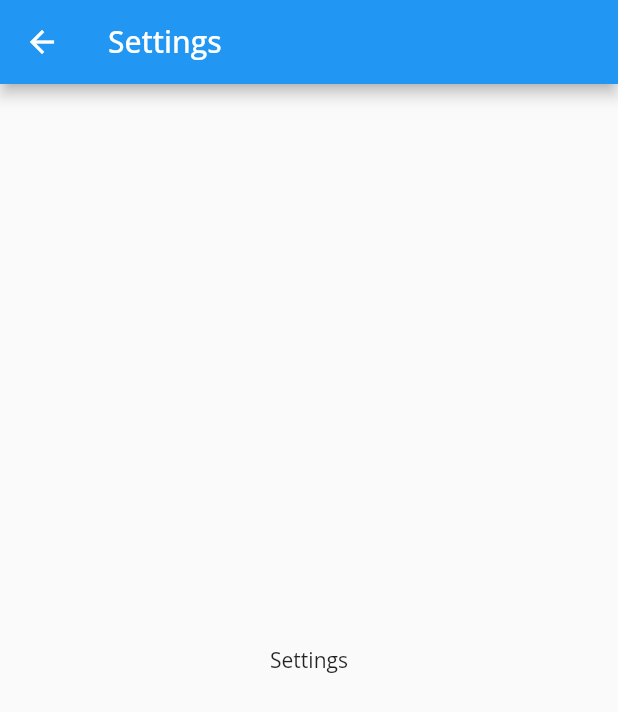
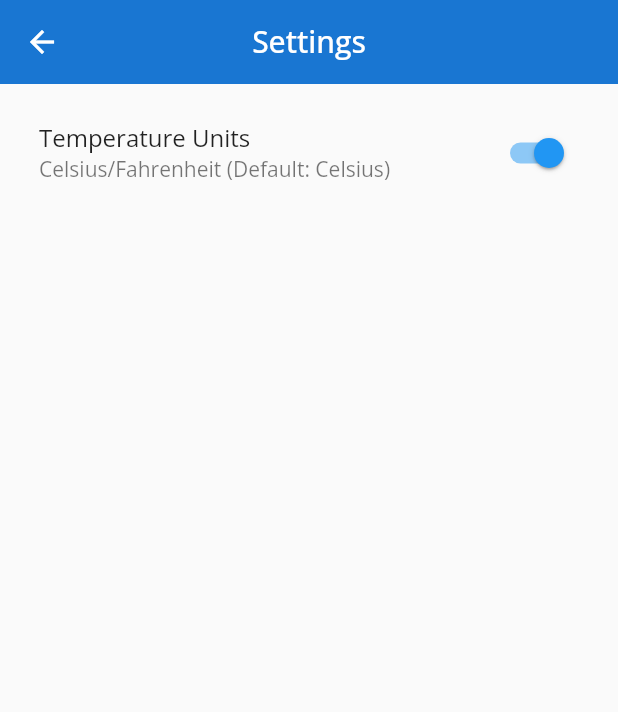
Before and after one commit to sarav-daya/weather-provider, a Flutter app: the SettingsPage screen opened directly, on a phone screen of 412 x 824 dp. Shown: the top 712 px of the screen. Run offline on Flutter 3.47's test engine with Material 2 defaults, Android fonts, the light colour scheme and no system bars; our stand-ins replace equatable, google_fonts.

Commit message:
settings page and theme appearance changed..

```diff
--- a/lib/main.dart
+++ b/lib/main.dart
@@ -3,6 +3,7 @@
 import 'package:google_fonts/google_fonts.dart';
 import 'package:provider/provider.dart';
 import 'package:weather_provider/pages/home_page.dart';
+import 'package:weather_provider/providers/temp_settings_provider.dart';
 import 'package:weather_provider/providers/weather_provider.dart';
 import 'package:weather_provider/repositories/weather_repository.dart';
 import 'package:weather_provider/services/weather_api_services.dart';
@@ -34,6 +35,9 @@
             weatherRepository: context.read<WeatherRepository>(),
           ),
         ),
+        ChangeNotifierProvider<TempSettingsProvider>(
+          create: (context) => TempSettingsProvider(),
+        ),
       ],
       child: MaterialApp(
         title: 'Weather App',
--- a/lib/pages/search_page.dart
+++ b/lib/pages/search_page.dart
@@ -30,6 +30,9 @@
     return Scaffold(
       appBar: AppBar(
         title: Text('Search'),
+        elevation: 0,
+        backgroundColor: Colors.blue.shade700,
+        centerTitle: true,
       ),
       body: Form(
         key: _formKey,
--- a/lib/pages/settings_page.dart
+++ b/lib/pages/settings_page.dart
@@ -1,21 +1,34 @@
 import 'package:flutter/material.dart';
+import 'package:provider/src/provider.dart';
+import 'package:weather_provider/providers/temp_settings_provider.dart';
 
-class SettingsPage extends StatefulWidget {
+class SettingsPage extends StatelessWidget {
   const SettingsPage({Key? key}) : super(key: key);
 
-  @override
-  _SettingsPageState createState() => _SettingsPageState();
-}
-
-class _SettingsPageState extends State<SettingsPage> {
-  @override
   Widget build(BuildContext context) {
     return Scaffold(
       appBar: AppBar(
         title: Text('Settings'),
+        centerTitle: true,
+        elevation: 0,
+        backgroundColor: Colors.blue.shade700,
       ),
-      body: Center(
-        child: Text('Settings'),
+      body: Padding(
+        padding: EdgeInsets.symmetric(
+          horizontal: 10,
+          vertical: 10,
+        ),
+        child: ListTile(
+          title: Text('Temperature Units'),
+          subtitle: Text('Celsius/Fahrenheit (Default: Celsius)'),
+          trailing: Switch(
+            value: context.watch<TempSettingsProvider>().state.tempUnit ==
+                TempUnit.celsius,
+            onChanged: (_) {
+              context.read<TempSettingsProvider>().toggleTempUnit();
+            },
+          ),
+        ),
       ),
     );
   }
--- /dev/null
+++ b/lib/providers/temp_settings_provider.dart
@@ -0,0 +1,46 @@
+import 'package:equatable/equatable.dart';
+import 'package:flutter/cupertino.dart';
+
+enum TempUnit {
+  celsius,
+  fahrenheit,
+}
+
+class TempSettingsState extends Equatable {
+  final TempUnit tempUnit;
+  TempSettingsState({
+    required this.tempUnit,
+  });
+
+  factory TempSettingsState.initial() =>
+      TempSettingsState(tempUnit: TempUnit.celsius);
+
+  @override
+  List<Object> get props => [tempUnit];
+
+  @override
+  String toString() => 'TempSettingsState(tempUnit: $tempUnit)';
+
+  TempSettingsState copyWith({
+    TempUnit? tempUnit,
+  }) {
+    return TempSettingsState(
+      tempUnit: tempUnit ?? this.tempUnit,
+    );
+  }
+}
+
+class TempSettingsProvider with ChangeNotifier {
+  TempSettingsState _state = TempSettingsState.initial();
+  TempSettingsState get state => _state;
+
+  void toggleTempUnit() {
+    _state = _state.copyWith(
+      tempUnit: _state.tempUnit == TempUnit.celsius
+          ? TempUnit.fahrenheit
+          : TempUnit.celsius,
+    );
+    print('state : $_state');
+    notifyListeners();
+  }
+}
```
Also changed, not shown: lib/pages/home_page.dart (+22 -1 lines).
